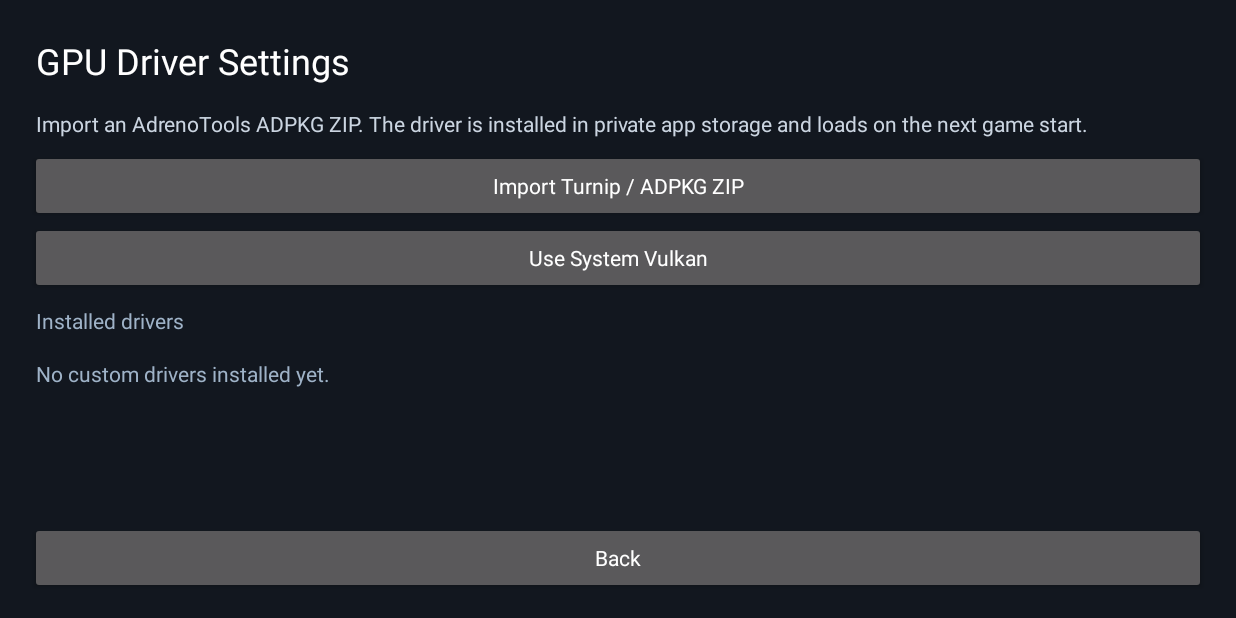
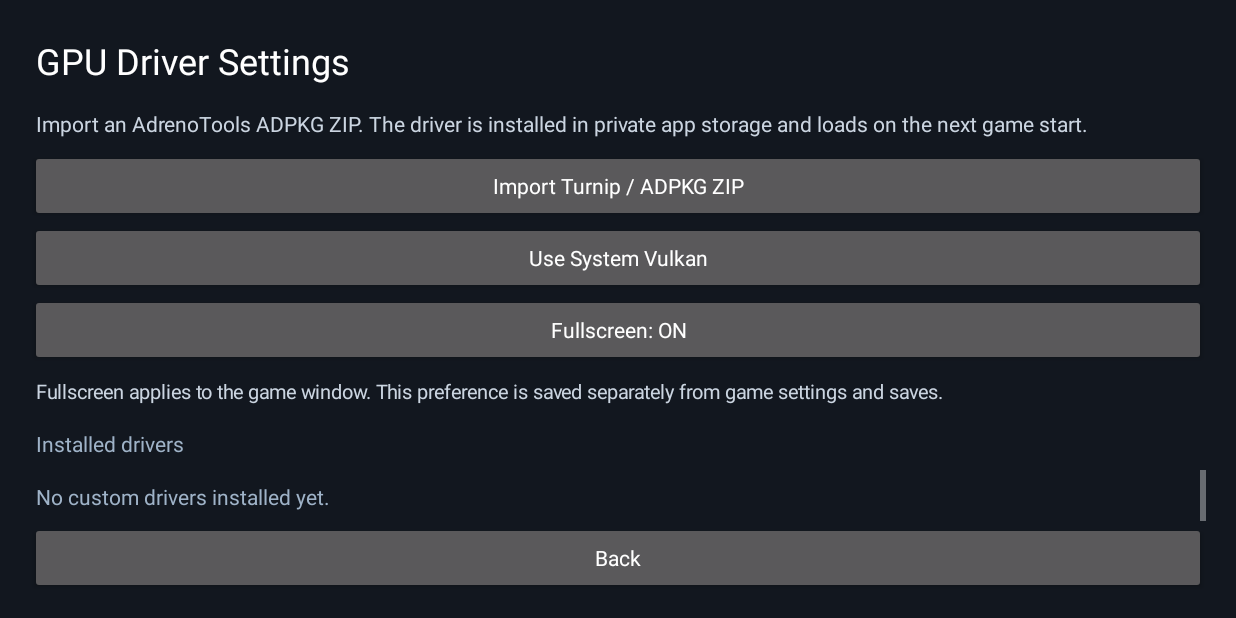
Before and after one commit to Ravi9733/FivePocket, an Android app: the GpuDriverActivity screen opened directly, with no data from a screen before it, on a phone screen of 824 x 412 dp (held sideways). Run offline under Robolectric (Android 15) with nearby library versions, the phone set to English and light mode, and no system bars.

Commit message:
Add persistent fullscreen toggle to GPU settings

```diff
--- a/android/app/src/main/java/dev/recompbootstrap/smoke/GpuDriverActivity.java
+++ b/android/app/src/main/java/dev/recompbootstrap/smoke/GpuDriverActivity.java
@@ -9,11 +9,12 @@ import android.view.Gravity;
 import android.widget.*;
 import java.util.List;
 
-/** Native UI for importing and selecting app-private ADPKG/Turnip drivers. */
+/** Native UI for importing and selecting app-private ADPKG/Turnip drivers and display preferences. */
 public final class GpuDriverActivity extends Activity {
     private static final int PICK=7314;
-    private TurnipDriverStore store; private LinearLayout list; private TextView status;
+    private TurnipDriverStore store; private LinearLayout list; private TextView status; private Button fullscreen;
     @Override public void onCreate(Bundle b){super.onCreate(b);store=new TurnipDriverStore(this);getWindow().setStatusBarColor(0xFF12171F);getWindow().setNavigationBarColor(0xFF12171F);build();refresh();}
+    @Override protected void onResume(){super.onResume();if(fullscreen!=null)updateFullscreenLabel();}
     private int dp(int v){return Math.round(v*getResources().getDisplayMetrics().density);}
     private TextView label(String s,int size,int color){TextView t=new TextView(this);t.setText(s);t.setTextSize(size);t.setTextColor(color);t.setPadding(dp(4),dp(8),dp(4),dp(8));return t;}
     private Button button(String s,Runnable r){Button b=new Button(this);b.setText(s);b.setAllCaps(false);b.setOnClickListener(v->r.run());return b;}
@@ -23,10 +24,14 @@ public final class GpuDriverActivity extends Activity {
         page.addView(label("Import an AdrenoTools ADPKG ZIP. The driver is installed in private app storage and loads on the next game start.",14,0xFFCBD5E1));
         page.addView(button("Import Turnip / ADPKG ZIP",this::pick));
         page.addView(button("Use System Vulkan",this::system));
+        fullscreen=button("",this::toggleFullscreen);page.addView(fullscreen);updateFullscreenLabel();
+        page.addView(label("Fullscreen applies to the game window. This preference is saved separately from game settings and saves.",13,0xFFCBD5E1));
         status=label("Installed drivers",14,0xFF9FB3C8);page.addView(status);
         ScrollView scroll=new ScrollView(this);list=new LinearLayout(this);list.setOrientation(1);scroll.addView(list);page.addView(scroll,new LinearLayout.LayoutParams(-1,0,1));
         page.addView(button("Back",this::finish));setContentView(page);
     }
+    private void updateFullscreenLabel(){if(fullscreen!=null)fullscreen.setText("Fullscreen: "+(FullscreenPreference.enabled(this)?"ON":"OFF"));}
+    private void toggleFullscreen(){boolean next=!FullscreenPreference.enabled(this);if(!FullscreenPreference.setEnabled(this,next)){status.setText("Could not save fullscreen preference.");return;}updateFullscreenLabel();status.setText("Fullscreen "+(next?"ON":"OFF")+". Applies on the next game start.");}
     private void pick(){Intent i=new Intent(Intent.ACTION_OPEN_DOCUMENT);i.addCategory(Intent.CATEGORY_OPENABLE);i.setType("*/*");i.putExtra(Intent.EXTRA_TITLE,"Select Turnip ADPKG ZIP");startActivityForResult(i,PICK);}
     @Override protected void onActivityResult(int req,int result,Intent data){super.onActivityResult(req,result,data);if(req!=PICK||result!=RESULT_OK||data==null||data.getData()==null)return;
         status.setText("Installing driver…");android.net.Uri uri=data.getData();
```
